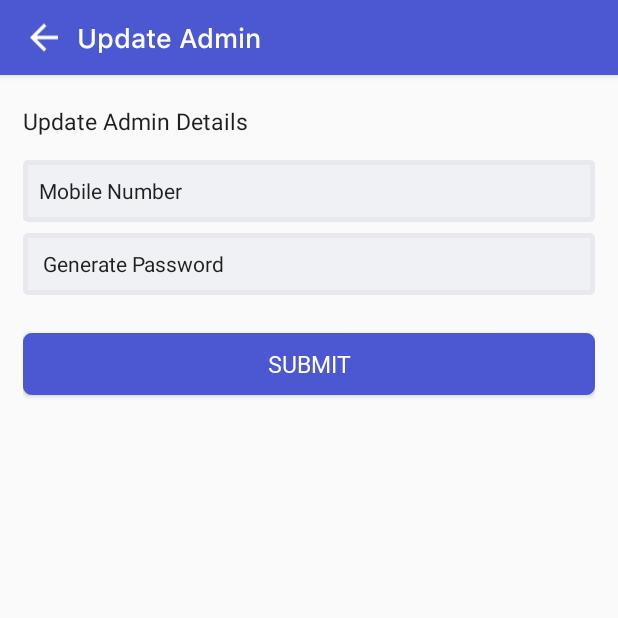
After one commit to webappdevlopers/OASISA, an Android app: the EditAdmin screen opened directly, with no data from a screen before it, on a phone screen of 412 x 824 dp, the top half of it. The commit adds this screen. Run offline under Robolectric (Android 15) with nearby library versions, the phone set to English and light mode, and no system bars; our stand-ins replace Firebase (no records; nobody signed in at launch, a user with empty details on screens opened directly); Roboto replaces fonts that are not available here.

Commit message:
1.edit admin 2.force upadate change done in exciting code using enable

```diff
--- a/app/src/main/AndroidManifest.xml
+++ b/app/src/main/AndroidManifest.xml
@@ -42,6 +42,9 @@
         android:theme="@style/AppTheme"
         android:usesCleartextTraffic="true">
         <activity
+            android:name="com.webapp.oasis.Admin.EditAdmin"
+            android:exported="false" />
+        <activity
             android:name="com.webapp.oasis.Admin.Add_Admin_credentials"
             android:exported="false" />
         <activity
@@ -74,7 +77,6 @@
         <activity
             android:name="com.webapp.oasis.Admin.technician.EditTechnician"
             android:screenOrientation="portrait" />
-
         <activity
             android:name="com.webapp.oasis.Wallet.WalletDriverActivity"
             android:screenOrientation="portrait" />
--- /dev/null
+++ b/app/src/main/java/com/webapp/oasis/Admin/EditAdmin.java
@@ -0,0 +1,76 @@
+package com.webapp.oasis.Admin;
+
+import androidx.appcompat.app.AppCompatActivity;
+
+import android.app.ProgressDialog;
+import android.content.Intent;
+import android.os.Bundle;
+import android.view.View;
+import android.widget.Toast;
+
+import com.google.android.gms.tasks.OnCompleteListener;
+import com.google.android.gms.tasks.Task;
+import com.google.firebase.database.DatabaseReference;
+import com.google.firebase.database.FirebaseDatabase;
+import com.webapp.oasis.Admin.technician.EditTechnician;
+import com.webapp.oasis.R;
+import com.webapp.oasis.databinding.ActivityEditAdminBinding;
+import com.webapp.oasis.databinding.FragmentEditTechnicianBinding;
+
+import java.util.HashMap;
+import java.util.Map;
+
+public class EditAdmin extends AppCompatActivity {
+    ActivityEditAdminBinding binding;
+    String AdminId;
+
+    @Override
+    protected void onCreate(Bundle savedInstanceState) {
+        super.onCreate(savedInstanceState);
+        binding = ActivityEditAdminBinding.inflate(getLayoutInflater());
+        setContentView(binding.getRoot());
+        Intent i = getIntent();
+        binding.username.setText(i.getStringExtra("Admin_name"));
+        binding.generatePassword.setText(i.getStringExtra("Admin_password"));
+        AdminId = i.getStringExtra("Admin_ID");
+        binding.btnPinSubmit.setOnClickListener(new View.OnClickListener() {
+            @Override
+            public void onClick(View v) {
+                edit_admin();
+            }
+        });
+        binding.back.setOnClickListener(new View.OnClickListener() {
+            @Override
+            public void onClick(View v) {
+                onBackPressed();
+            }
+        });
+    }
+
+    public void edit_admin() {
+        final ProgressDialog showMe = new ProgressDialog(EditAdmin.this);
+        showMe.setMessage("Please wait");
+        showMe.setCancelable(true);
+        showMe.setCanceledOnTouchOutside(false);
+        showMe.show();
+        DatabaseReference myRef = FirebaseDatabase.getInstance("https://oasis-a3b2c-default-rtdb.firebaseio.com/").getReference("ADMIN/ADMIN Credentials");
+        Map<String, Object> data = new HashMap<>();
+        data.put("UserName", binding.username.getText().toString());
+        data.put("Password", binding.generatePassword.getText().toString());
+        data.put("isDelete", "false");
+        data.put("Admin ID", AdminId);
+
+        myRef.child(AdminId).setValue(data).addOnCompleteListener(new OnCompleteListener<Void>() {
+            public void onComplete(Task<Void> task) {
+                if (task.isSuccessful()) {
+                    Toast.makeText(getApplicationContext(), binding.username.getText().toString() + " Edited Successfully", Toast.LENGTH_LONG).show();
+                    binding.username.setText("");
+                    binding.generatePassword.setText("");
+
+                    showMe.dismiss();
+                    onBackPressed();
+                }
+            }
+        });
+    }
+}
--- /dev/null
+++ b/app/src/main/res/layout/activity_edit_admin.xml
@@ -0,0 +1,153 @@
+<?xml version="1.0" encoding="utf-8"?>
+<RelativeLayout xmlns:android="http://schemas.android.com/apk/res/android"
+    xmlns:aapt="http://schemas.android.com/aapt"
+    xmlns:app="http://schemas.android.com/apk/res-auto"
+    android:layout_width="match_parent"
+    android:layout_height="match_parent"
+    android:orientation="vertical">
+
+    <RelativeLayout
+        android:id="@+id/text"
+        android:layout_width="match_parent"
+        android:layout_height="50dp"
+        android:background="#4c58d2"
+        android:elevation="3dp"
+        android:paddingTop="5dp"
+        android:paddingBottom="5dp">
+
+        <ImageView
+            android:id="@+id/back"
+            android:layout_width="wrap_content"
+            android:layout_height="match_parent"
+            android:layout_marginLeft="15dp"
+            android:clickable="true"
+            android:foreground="?attr/selectableItemBackgroundBorderless"
+            app:srcCompat="@drawable/ic_arrow_back" />
+
+        <TextView
+            android:layout_width="wrap_content"
+            android:layout_height="match_parent"
+            android:layout_marginLeft="8dp"
+            android:layout_toRightOf="@+id/back"
+            android:fontFamily="@font/sfpro"
+            android:gravity="center"
+            android:text="Update Admin"
+            android:textColor="#fff"
+            android:textSize="18dp" />
+
+        <ImageView
+            android:id="@+id/list"
+            android:layout_width="wrap_content"
+            android:layout_height="wrap_content"
+            android:layout_alignParentRight="true"
+            android:layout_centerInParent="true"
+            android:layout_marginRight="15dp"
+            app:srcCompat="@drawable/ic_list"
+            android:visibility="gone"
+            app:tint="#fff" />
+    </RelativeLayout>
+
+    <LinearLayout
+        android:layout_width="match_parent"
+        android:layout_height="wrap_content"
+        android:layout_below="@+id/text"
+        android:layout_marginLeft="15dp"
+        android:layout_marginTop="20dp"
+        android:layout_marginRight="15dp"
+        android:gravity="center_vertical"
+        android:orientation="vertical">
+
+        <TextView
+            android:layout_width="match_parent"
+            android:layout_height="wrap_content"
+            android:gravity="left"
+            android:text="Update Admin Details"
+            android:textAppearance="@style/Base.TextAppearance.AppCompat.Subhead"
+            android:textColor="#1f1f1f"
+            android:textSize="15dp" />
+
+        <LinearLayout
+            android:layout_width="match_parent"
+            android:layout_height="41dp"
+            android:layout_marginTop="15dp"
+            android:background="@drawable/bordergrey"
+            android:orientation="horizontal"
+            android:padding="3dp">
+
+            <EditText
+                android:id="@+id/username"
+                android:layout_width="match_parent"
+                android:layout_height="match_parent"
+                android:layout_gravity="center"
+                android:layout_weight="1"
+                android:background="#f0f1f5"
+                android:hint="Mobile Number"
+                android:inputType="text"
+                android:paddingLeft="7dp"
+                android:singleLine="true"
+                android:textColor="#1f1f1f"
+                android:textColorHint="#1f1f1f"
+                android:textSize="14dp" />
+        </LinearLayout>
+
+
+
+        <LinearLayout
+            android:layout_width="match_parent"
+            android:layout_height="41dp"
+            android:layout_marginTop="7dp"
+            android:background="@drawable/bordergrey"
+            android:orientation="horizontal"
+            android:padding="3dp">
+
+            <EditText
+                android:id="@+id/generate_password"
+                android:layout_width="match_parent"
+                android:layout_height="match_parent"
+                android:layout_gravity="center"
+                android:layout_weight="1"
+                android:background="#f0f1f5"
+                android:hint="Generate Password"
+                android:inputType="text"
+                android:paddingLeft="10dp"
+                android:singleLine="true"
+                android:textColor="#1f1f1f"
+                android:textColorHint="#1f1f1f"
+                android:textSize="14dp" />
+        </LinearLayout>
+
+        <Button
+            android:id="@+id/btn_pin_submit"
+            android:layout_width="match_parent"
+            android:layout_height="41dp"
+            android:layout_alignParentBottom="true"
+            android:layout_marginTop="25dp"
+            android:layout_marginBottom="10dp"
+            android:background="@drawable/bordersquarered"
+            android:clickable="true"
+            android:fontFamily="@font/calibri"
+            android:foreground="?attr/selectableItemBackgroundBorderless"
+            android:text="SUBMIT"
+            android:textColor="#fff"
+            android:textSize="15.5dp" />
+
+        <androidx.swiperefreshlayout.widget.SwipeRefreshLayout
+            android:id="@+id/swipeRefresh"
+            android:layout_width="match_parent"
+            android:layout_height="wrap_content"
+            android:layout_below="@+id/llAdd_service"
+            app:layout_constraintBottom_toBottomOf="parent"
+            app:layout_constraintEnd_toEndOf="parent"
+            app:layout_constraintStart_toStartOf="parent"
+            app:layout_constraintTop_toTopOf="parent">
+
+            <androidx.recyclerview.widget.RecyclerView
+                android:id="@+id/itemlistrecycler"
+                android:layout_width="match_parent"
+                android:layout_height="wrap_content"
+                android:layout_below="@+id/text"
+                android:visibility="gone" />
+        </androidx.swiperefreshlayout.widget.SwipeRefreshLayout>
+
+    </LinearLayout>
+</RelativeLayout>
--- a/app/src/main/res/layout/admin_list_details.xml
+++ b/app/src/main/res/layout/admin_list_details.xml
@@ -195,7 +195,7 @@
                 android:id="@+id/update"
                 android:layout_width="30dp"
                 android:layout_height="30dp"
-                android:visibility="gone"
+                android:visibility="visible"
                 android:layout_marginRight="5dp"
                 android:background="?attr/selectableItemBackgroundBorderless"
                 android:clickable="true"
```
Also changed, not shown: app/src/main/java/com/webapp/oasis/Admin/Adapter/AdminListAdapter.java (+10 -11 lines), app/src/main/java/com/webapp/oasis/LoginFirstScreen.java (+26 -5 lines), app/src/main/java/com/webapp/oasis/SplashIntro/SplashActivity.java (+1 -74 lines).
